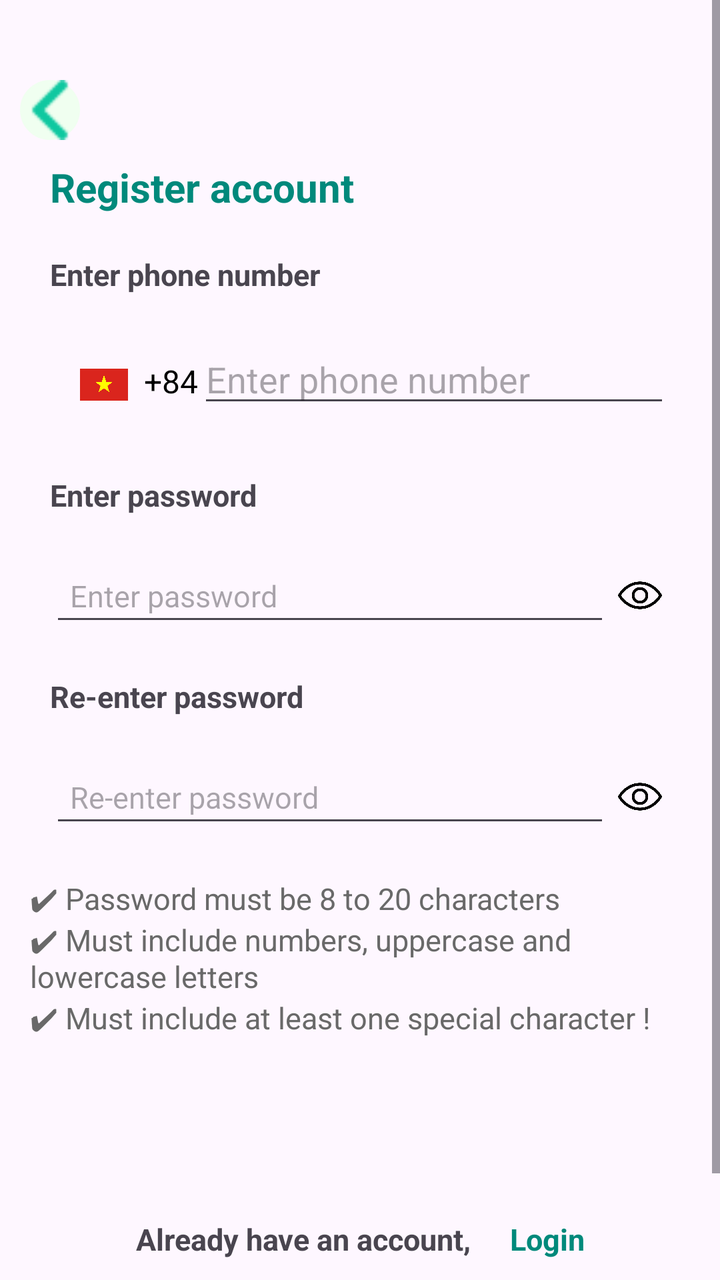
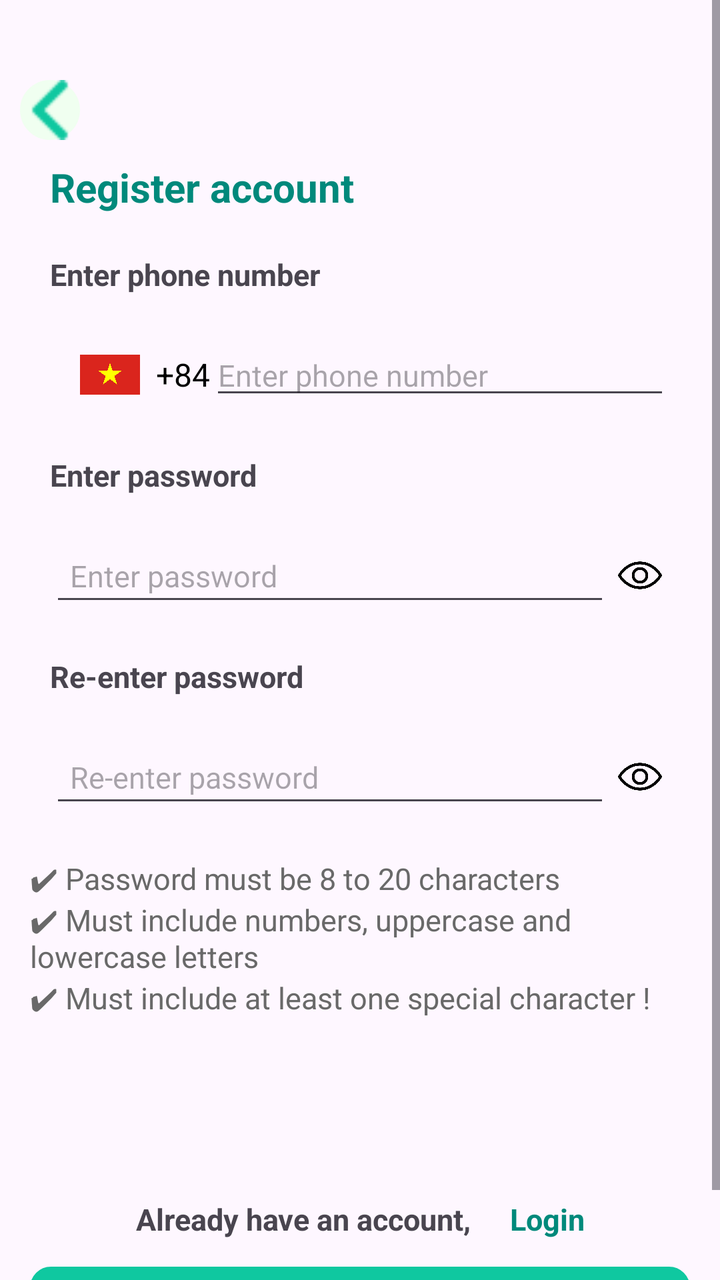

Two renders of the same Android screen: before a commit and after it. Below are the layout's source before the change and the commit's diff.
<!-- AndroidManifest.xml: application theme Theme.Qride -->
<!-- res/layout/activity_register.xml -->
<?xml version="1.0" encoding="utf-8"?>
<ScrollView xmlns:android="http://schemas.android.com/apk/res/android"
    xmlns:app="http://schemas.android.com/apk/res-auto"
    xmlns:tools="http://schemas.android.com/tools"
    android:layout_width="match_parent"
    android:layout_height="match_parent"
    android:fillViewport="true"
    android:fitsSystemWindows="true">

    <LinearLayout
        android:layout_width="match_parent"
        android:layout_height="wrap_content"
        android:orientation="vertical">


        <ImageView
            android:id="@+id/imgBackLoginActivity"
            android:layout_width="30dp"
            android:layout_height="30dp"
            android:layout_marginLeft="10dp"
            android:layout_marginTop="40dp"
            android:background="@drawable/bg_back"
            android:contentDescription="Quay lại"
            android:src="@drawable/ic_arrow_back"
            app:backgroundTint="@null"
            app:tint="@color/xanhNgoc" />

        <TextView
            android:id="@+id/tvTieuDe"
            android:layout_width="match_parent"
            android:layout_height="wrap_content"
            android:layout_marginLeft="15dp"
            android:layout_marginRight="15dp"
            android:padding="10dp"
            android:text="@string/tieude_dangky"
            android:textColor="@color/xanhTieuDe"
            android:textSize="20sp"
            android:textStyle="bold" />

        <TextView
            android:id="@+id/tvSoDienThoai"
            android:layout_width="match_parent"
            android:layout_height="wrap_content"
            android:layout_marginLeft="15dp"
            android:layout_marginRight="15dp"
            android:padding="10dp"
            android:text="@string/sodienthoai"
            android:textSize="15sp"
            android:textStyle="bold" />

        <LinearLayout
            android:layout_width="match_parent"
            android:layout_height="wrap_content"
            android:layout_marginLeft="15dp"
            android:layout_marginRight="15dp"
            android:orientation="horizontal"
            android:padding="10dp">

            <ImageView
                android:id="@+id/imgFlag"
                android:layout_width="24dp"
                android:layout_height="50dp"
                android:layout_marginLeft="15dp"
                android:layout_marginRight="8dp"
                android:src="@drawable/vietnam_flag" />

            <TextView
                android:id="@+id/tvCountry"
                android:layout_width="wrap_content"
                android:layout_height="wrap_content"
                android:text="+84"
                android:textColor="@color/black"
                android:textSize="16sp" />

            <EditText
                android:id="@+id/edtPhone"
                android:layout_width="match_parent"
                android:layout_height="wrap_content"
                android:hint="@string/edt_sodienthoai"
                android:inputType="phone" />
        </LinearLayout>


        <TextView
            android:id="@+id/tvPassword"
            android:layout_width="match_parent"
            android:layout_height="wrap_content"
            android:layout_marginLeft="15dp"
            android:layout_marginRight="15dp"
            android:padding="10dp"
            android:text="@string/password"
            android:textSize="15sp"
            android:textStyle="bold" />

        <LinearLayout
            android:layout_width="match_parent"
            android:layout_height="wrap_content"
            android:layout_marginLeft="15dp"
            android:layout_marginRight="15dp"
            android:gravity="center_vertical"
            android:orientation="horizontal"
            android:padding="10dp">

            <EditText
                android:id="@+id/edtPassword"
                android:layout_width="0dp"
                android:layout_height="wrap_content"
                android:layout_weight="1"
                android:hint="@string/edt_password"
                android:inputType="textPassword"
                android:padding="10dp"
                android:textSize="15sp" />

            <ImageView
                android:id="@+id/imgHideShowPass"
                android:layout_width="30dp"
                android:layout_height="30dp"
                android:contentDescription="Hiện/ẩn mật khẩu"
                android:padding="4dp"
                android:src="@drawable/show" />
        </LinearLayout>

        <TextView
            android:id="@+id/tvPasswordNhapLai"
            android:layout_width="match_parent"
            android:layout_height="wrap_content"
            android:layout_marginLeft="15dp"
            android:layout_marginRight="15dp"
            android:padding="10dp"
            android:text="@string/nhaplai_pass"
            android:textSize="15sp"
            android:textStyle="bold" />

        <LinearLayout
            android:layout_width="match_parent"
            android:layout_height="wrap_content"
            android:layout_marginLeft="15dp"
            android:layout_marginRight="15dp"
            android:gravity="center_vertical"
            android:orientation="horizontal"
            android:padding="10dp">

            <EditText
                android:id="@+id/edtPasswordNhapLai"
                android:layout_width="0dp"
                android:layout_height="wrap_content"
                android:layout_weight="1"
                android:hint="@string/edt_nhaplai_pass"
                android:inputType="textPassword"
                android:padding="10dp"
                android:textSize="15sp" />

            <ImageView
                android:id="@+id/imgHideShowPassNhapLai"
                android:layout_width="30dp"
                android:layout_height="30dp"
                android:contentDescription="Hiện/ẩn mật khẩu"
                android:padding="4dp"
                android:src="@drawable/show" />
        </LinearLayout>

        <LinearLayout
            android:id="@+id/layoutPasswordRules"
            android:layout_width="match_parent"
            android:layout_height="wrap_content"
            android:layout_marginLeft="15dp"
            android:layout_marginTop="10dp"
            android:layout_marginRight="15dp"
            android:orientation="vertical">

            <TextView
                android:id="@+id/tvRuleLength"
                android:layout_width="match_parent"
                android:layout_height="wrap_content"
                android:text="@string/rulelength"
                android:textColor="@color/gray_light"
                android:textSize="15sp" />

            <TextView
                android:id="@+id/tvRuleCase"
                android:layout_width="match_parent"
                android:layout_height="wrap_content"
                android:text="@string/rulecase"
                android:textColor="@color/gray_light"
                android:textSize="15sp" />

            <TextView
                android:id="@+id/tvRuleSpecial"
                android:layout_width="match_parent"
                android:layout_height="wrap_content"
                android:text="@string/rulespecial"
                android:textColor="@color/gray_light"
                android:textSize="15sp" />
        </LinearLayout>


        <LinearLayout
            android:layout_width="match_parent"
            android:layout_height="44dp"
            android:layout_marginTop="80dp"
            android:orientation="horizontal">

            <TextView
                android:id="@+id/tvAccount"
                android:layout_width="wrap_content"
                android:layout_height="wrap_content"
                android:layout_marginLeft="15dp"
                android:layout_weight="1"
                android:gravity="right"
                android:padding="10dp"
                android:text="@string/account"
                android:textSize="15sp"
                android:textStyle="bold" />

            <TextView
                android:id="@+id/tvDangNhap"
                android:layout_width="wrap_content"
                android:layout_height="wrap_content"
                android:layout_marginRight="15dp"
                android:layout_weight="1"
                android:padding="10dp"
                android:text="@string/login"
                android:textColor="@color/xanhTieuDe"
                android:textSize="15sp"
                android:textStyle="bold" />
        </LinearLayout>

        <Button
            android:id="@+id/btnDangKy"
            android:layout_width="match_parent"
            android:layout_height="wrap_content"
            android:layout_marginLeft="15dp"
            android:layout_marginRight="15dp"
            android:background="@drawable/bg_login"
            android:padding="10dp"
            android:text="@string/register"
            android:textSize="20sp"
            app:backgroundTint="@null" />
    </LinearLayout>
</ScrollView>
<!-- resources referenced by this layout -->
<resources>
  <color name="black">#FF000000</color>
  <color name="gray_light">#696969</color>
  <color name="xanhNgoc">#0FC8A0</color>
  <color name="xanhTieuDe">#00897B</color>
  <!-- drawable bg_back (drawable) -->
  <shape xmlns:android="http://schemas.android.com/apk/res/android"
      android:shape="oval">
  
  
      <solid android:color="#F0FFF0"/>
      <stroke android:width="1dp" android:color="#F0FFF0"/>
  </shape>
  <!-- drawable bg_login (drawable) -->
  <?xml version="1.0" encoding="utf-8"?>
  <shape xmlns:android="http://schemas.android.com/apk/res/android">
      <solid android:color="@color/xanhNgoc" />
  
      <stroke
          android:width="1dp"
          android:color="@color/xanhNgoc" />
  
      <corners android:radius="10dp" />
  
      <padding
          android:bottom="8dp"
          android:left="20dp"
          android:right="20dp"
          android:top="8dp" />
  </shape>
  <!-- drawable ic_arrow_back: png bitmap (drawable, 314 bytes) -->
  <!-- drawable show: png bitmap (drawable, 14608 bytes) -->
  <!-- drawable vietnam_flag: webp bitmap (drawable, 9092 bytes) -->
  <string name="account">Already have an account,</string>
  <string name="edt_nhaplai_pass">Re-enter password</string>
  <string name="edt_password">Enter password</string>
  <string name="edt_sodienthoai">Enter phone number</string>
  <string name="login">Login</string>
  <string name="nhaplai_pass">Re-enter password</string>
  <string name="password">Enter password</string>
  <string name="register">Register</string>
  <string name="rulecase">✔ Must include numbers, uppercase and lowercase letters</string>
  <string name="rulelength">✔ Password must be 8 to 20 characters</string>
  <string name="rulespecial">✔ Must include at least one special character !</string>
  <string name="sodienthoai">Enter phone number</string>
  <string name="tieude_dangky">Register account</string>
  <style name="Theme.Qride" parent="Base.Theme.Qride" />
  <style name="Base.Theme.Qride" parent="Theme.Material3.DayNight.NoActionBar">
          
          
      </style>
</resources>

<!-- the commit's change to res/layout/activity_register.xml (unified diff, before → after) -->
@@ -58,8 +58,8 @@
 
             <ImageView
                 android:id="@+id/imgFlag"
-                android:layout_width="24dp"
-                android:layout_height="50dp"
+                android:layout_width="30dp"
+                android:layout_height="40dp"
                 android:layout_marginLeft="15dp"
                 android:layout_marginRight="8dp"
                 android:src="@drawable/vietnam_flag" />
@@ -67,7 +67,7 @@
             <TextView
                 android:id="@+id/tvCountry"
                 android:layout_width="wrap_content"
-                android:layout_height="wrap_content"
+                android:layout_height="18dp"
                 android:text="+84"
                 android:textColor="@color/black"
                 android:textSize="16sp" />
@@ -77,6 +77,7 @@
                 android:layout_width="match_parent"
                 android:layout_height="wrap_content"
                 android:hint="@string/edt_sodienthoai"
+                android:textSize="15sp"
                 android:inputType="phone" />
         </LinearLayout>
 
